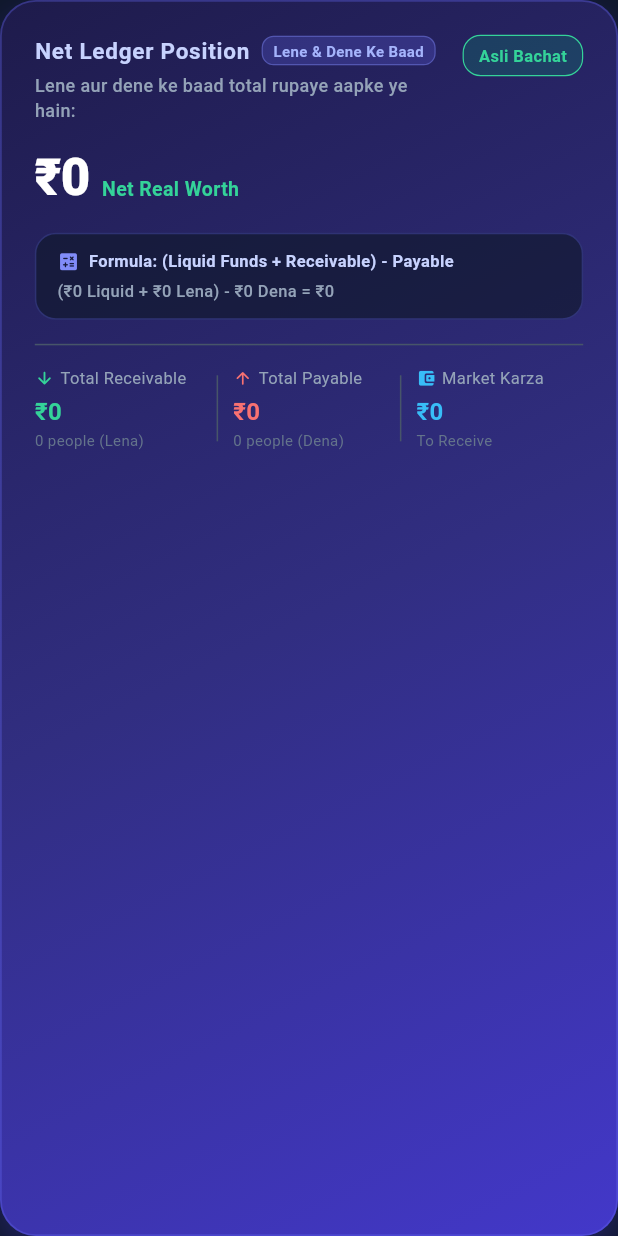
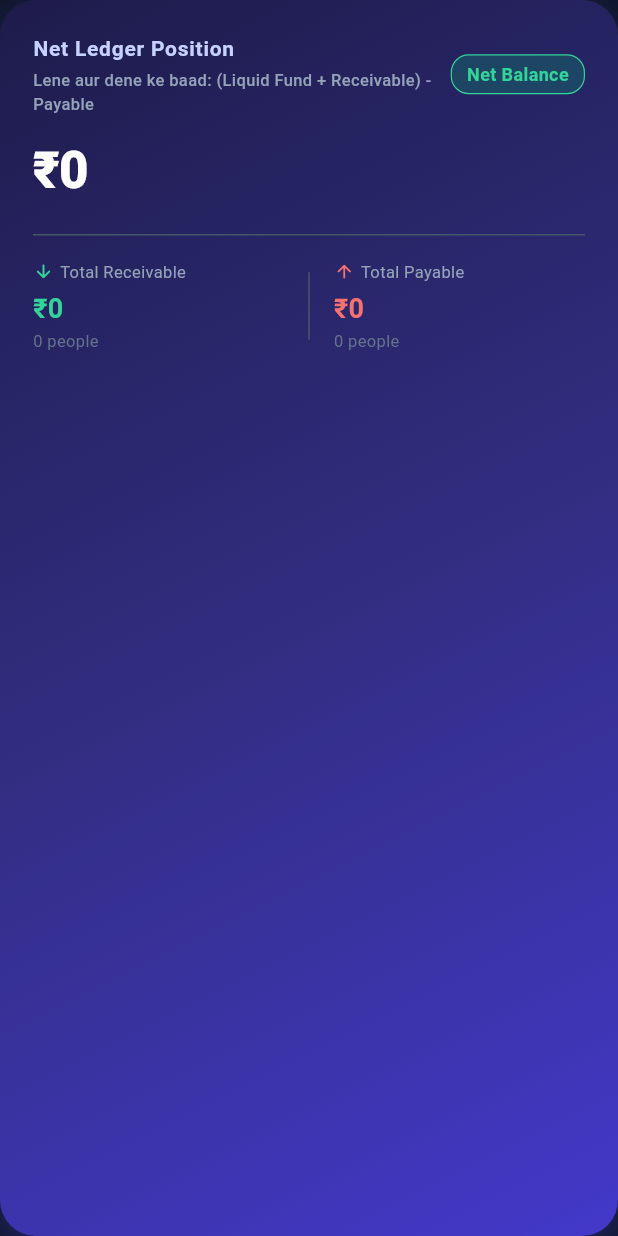
Before and after one commit to AttitudeTopHacker/msm-khata, a Flutter app: the NetPositionCard widget shown alone on an empty page, opened directly with empty values, on a phone screen of 412 x 824 dp. Run offline on Flutter 3.47's test engine with Material 3 defaults, Android fonts, the phone set to English and light mode, and no system bars; our stand-ins replace connectivity_plus, fl_chart, google_sign_in, pdf, printing, shared_preferences and 1 more; accounts and stored records are empty; network calls fail.

Commit message:
fix(ui): simplify NetPositionCard subtitle formula and keep clean layout

```diff
--- a/msmkhata_app/lib/widgets/net_position_card.dart
+++ b/msmkhata_app/lib/widgets/net_position_card.dart
@@ -11,10 +11,9 @@ class NetPositionCard extends StatelessWidget {
   @override
   Widget build(BuildContext context) {
     final currency = NumberFormat.currency(locale: 'en_IN', symbol: '₹', decimalDigits: 0);
-    final isNetPositive = stats.netLenDenPosition >= 0;
 
-    // Formula requested by user: (Liquid Funds + Receivable) - Payable
-    // This represents actual real net worth / final pocket balance after settling all market debts & loans.
+    // Formula: (Liquid Funds + Receivable) - Payable
+    // Lene aur dene ke baad total bacha paisa
     final liquidFunds = stats.netAccountBalance;
     final receivable = stats.totalReceivable;
     final payable = stats.totalPayable;
@@ -35,10 +34,6 @@ class NetPositionCard extends StatelessWidget {
               end: Alignment.bottomRight,
             ),
             borderRadius: BorderRadius.circular(24),
-            border: Border.all(
-              color: const Color(0xFF6366F1).withValues(alpha: 0.35),
-              width: 1.2,
-            ),
             boxShadow: [
               BoxShadow(
                 color: const Color(0xFF4338CA).withValues(alpha: 0.35),
@@ -51,67 +46,41 @@ class NetPositionCard extends StatelessWidget {
           child: Column(
             crossAxisAlignment: CrossAxisAlignment.start,
             children: [
-              // Header Row: Title & Subtitle + Net Status Badge
+              // Header Row: Net Ledger Position with Formula Subtitle
               Row(
-                crossAxisAlignment: CrossAxisAlignment.start,
                 mainAxisAlignment: MainAxisAlignment.spaceBetween,
                 children: [
-                  Expanded(
+                  const Expanded(
                     child: Column(
                       crossAxisAlignment: CrossAxisAlignment.start,
                       children: [
-                        Row(
-                          children: [
-                            const Text(
-                              'Net Ledger Position',
-                              style: TextStyle(
-                                color: Color(0xFFC7D2FE),
-                                fontSize: 15,
-                                fontWeight: FontWeight.bold,
-                                letterSpacing: 0.5,
-                              ),
-                            ),
-                            const SizedBox(width: 8),
-                            Container(
-                              padding: const EdgeInsets.symmetric(horizontal: 7, vertical: 2),
-                              decoration: BoxDecoration(
-                                color: const Color(0xFF6366F1).withValues(alpha: 0.25),
-                                borderRadius: BorderRadius.circular(8),
-                                border: Border.all(
-                                  color: const Color(0xFF818CF8).withValues(alpha: 0.4),
-                                  width: 0.8,
-                                ),
-                              ),
-                              child: const Text(
-                                'Lene & Dene Ke Baad',
-                                style: TextStyle(
-                                  color: Color(0xFFA5B4FC),
-                                  fontSize: 10,
-                                  fontWeight: FontWeight.w600,
-                                ),
-                              ),
-                            ),
-                          ],
+                        Text(
+                          'Net Ledger Position',
+                          style: TextStyle(
+                            color: Color(0xFFC7D2FE),
+                            fontSize: 14,
+                            fontWeight: FontWeight.w600,
+                            letterSpacing: 0.5,
+                          ),
                         ),
-                        const SizedBox(height: 4),
-                        const Text(
-                          'Lene aur dene ke baad total rupaye aapke ye hain:',
+                        SizedBox(height: 3),
+                        Text(
+                          'Lene aur dene ke baad: (Liquid Fund + Receivable) - Payable',
                           style: TextStyle(
                             color: Color(0xFF94A3B8),
-                            fontSize: 12,
+                            fontSize: 11,
                             fontWeight: FontWeight.w500,
                           ),
                         ),
                       ],
                     ),
                   ),
-                  const SizedBox(width: 8),
                   Container(
-                    padding: const EdgeInsets.symmetric(horizontal: 10, vertical: 5),
+                    padding: const EdgeInsets.symmetric(horizontal: 10, vertical: 4),
                     decoration: BoxDecoration(
                       color: isFinalPositive
-                          ? const Color(0xFF059669).withValues(alpha: 0.25)
-                          : const Color(0xFFDC2626).withValues(alpha: 0.25),
+                          ? const Color(0xFF059669).withValues(alpha: 0.3)
+                          : const Color(0xFFDC2626).withValues(alpha: 0.3),
                       borderRadius: BorderRadius.circular(12),
                       border: Border.all(
                         color: isFinalPositive ? const Color(0xFF34D399) : const Color(0xFFF87171),
@@ -119,10 +88,10 @@ class NetPositionCard extends StatelessWidget {
                       ),
                     ),
                     child: Text(
-                      isFinalPositive ? 'Asli Bachat' : 'Net Karza',
+                      isFinalPositive ? 'Net Balance' : 'Shortfall',
                       style: TextStyle(
                         color: isFinalPositive ? const Color(0xFF34D399) : const Color(0xFFF87171),
-                        fontSize: 11,
+                        fontSize: 12,
                         fontWeight: FontWeight.bold,
                       ),
                     ),
@@ -130,117 +99,39 @@ class NetPositionCard extends StatelessWidget {
                 ],
               ),
               const SizedBox(height: 12),
-
-              // Main Balance Display (Real Net Worth after settlement)
-              Row(
-                crossAxisAlignment: CrossAxisAlignment.baseline,
-                textBaseline: TextBaseline.alphabetic,
-                children: [
-                  Text(
-                    mask(currency.format(finalNetBalance)),
-                    style: TextStyle(
-                      color: isFinalPositive ? Colors.white : const Color(0xFFFCA5A5),
-                      fontSize: 34,
-                      fontWeight: FontWeight.w800,
-                      letterSpacing: -0.5,
-                    ),
-                  ),
-                  const SizedBox(width: 8),
-                  Text(
-                    isFinalPositive ? 'Net Real Worth' : 'Shortfall',
-                    style: TextStyle(
-                      color: isFinalPositive ? const Color(0xFF34D399) : const Color(0xFFF87171),
-                      fontSize: 13,
-                      fontWeight: FontWeight.w600,
-                    ),
-                  ),
-                ],
-              ),
-              const SizedBox(height: 12),
-
-              // Formula Container (User requested exact formula breakdown)
-              Container(
-                width: double.infinity,
-                padding: const EdgeInsets.symmetric(horizontal: 14, vertical: 10),
-                decoration: BoxDecoration(
-                  color: const Color(0xFF0F172A).withValues(alpha: 0.65),
-                  borderRadius: BorderRadius.circular(14),
-                  border: Border.all(
-                    color: const Color(0xFF6366F1).withValues(alpha: 0.3),
-                    width: 1,
-                  ),
-                ),
-                child: Column(
-                  crossAxisAlignment: CrossAxisAlignment.start,
-                  children: [
-                    const Row(
-                      children: [
-                        Icon(Icons.calculate_rounded, size: 15, color: Color(0xFF818CF8)),
-                        SizedBox(width: 6),
-                        Text(
-                          'Formula: (Liquid Funds + Receivable) - Payable',
-                          style: TextStyle(
-                            color: Color(0xFFC7D2FE),
-                            fontSize: 11,
-                            fontWeight: FontWeight.w600,
-                          ),
-                        ),
-                      ],
-                    ),
-                    const SizedBox(height: 4),
-                    Text(
-                      isPrivate
-                          ? '(•••••• Liquid + •••••• Lena) - •••••• Dena = ••••••'
-                          : '(${currency.format(liquidFunds)} Liquid + ${currency.format(receivable)} Lena) - ${currency.format(payable)} Dena = ${currency.format(finalNetBalance)}',
-                      style: const TextStyle(
-                        color: Color(0xFF94A3B8),
-                        fontSize: 11,
-                        fontWeight: FontWeight.w500,
-                      ),
-                    ),
-                  ],
+              Text(
+                mask(currency.format(finalNetBalance)),
+                style: const TextStyle(
+                  color: Colors.white,
+                  fontSize: 34,
+                  fontWeight: FontWeight.w800,
+                  letterSpacing: -0.5,
                 ),
               ),
-
+              const SizedBox(height: 18),
+              const Divider(color: Color(0xFF475569), height: 1),
               const SizedBox(height: 16),
-              const Divider(color: Color(0xFF475569), height: 1),
-              const SizedBox(height: 14),
-
-              // Breakdown: Receivable, Payable, and Market Position
               Row(
                 children: [
                   Expanded(
                     child: _buildMetric(
                       label: 'Total Receivable',
                       amount: mask(currency.format(stats.totalReceivable)),
-                      count: '${stats.peopleToReceiveCount} people (Lena)',
+                      count: '${stats.peopleToReceiveCount} people',
                       color: const Color(0xFF34D399),
                       icon: Icons.arrow_downward_rounded,
                     ),
                   ),
-                  Container(width: 1, height: 44, color: const Color(0xFF475569)),
+                  Container(width: 1, height: 45, color: const Color(0xFF475569)),
                   Expanded(
                     child: Padding(
-                      padding: const EdgeInsets.symmetric(horizontal: 10),
+                      padding: const EdgeInsets.only(left: 16),
                       child: _buildMetric(
                         label: 'Total Payable',
                         amount: mask(currency.format(stats.totalPayable)),
-                        count: '${stats.peopleToPayCount} people (Dena)',
+                        count: '${stats.peopleToPayCount} people',
                         color: const Color(0xFFF87171),
                         icon: Icons.arrow_upward_rounded,
-                      ),
-                    ),
-                  ),
-                  Container(width: 1, height: 44, color: const Color(0xFF475569)),
-                  Expanded(
-                    child: Padding(
-                      padding: const EdgeInsets.only(left: 10),
-                      child: _buildMetric(
-                        label: 'Market Karza',
-                        amount: mask(currency.format(stats.netLenDenPosition.abs())),
-                        count: isNetPositive ? 'To Receive' : 'To Pay',
-                        color: isNetPositive ? const Color(0xFF38BDF8) : const Color(0xFFFB923C),
-                        icon: Icons.account_balance_wallet_rounded,
                       ),
                     ),
                   ),
@@ -265,32 +156,22 @@ class NetPositionCard extends StatelessWidget {
       children: [
         Row(
           children: [
-            Icon(icon, size: 13, color: color),
+            Icon(icon, size: 14, color: color),
             const SizedBox(width: 4),
-            Expanded(
-              child: Text(
-                label,
-                maxLines: 1,
-                overflow: TextOverflow.ellipsis,
-                style: const TextStyle(color: Color(0xFF94A3B8), fontSize: 11),
-              ),
+            Text(
+              label,
+              style: const TextStyle(color: Color(0xFF94A3B8), fontSize: 11),
             ),
           ],
         ),
-        const SizedBox(height: 3),
-        FittedBox(
-          fit: BoxFit.scaleDown,
-          alignment: Alignment.centerLeft,
-          child: Text(
-            amount,
-            style: TextStyle(color: color, fontSize: 16, fontWeight: FontWeight.bold),
-          ),
+        const SizedBox(height: 4),
+        Text(
+          amount,
+          style: TextStyle(color: color, fontSize: 18, fontWeight: FontWeight.bold),
         ),
         Text(
           count,
-          maxLines: 1,
-          overflow: TextOverflow.ellipsis,
-          style: const TextStyle(color: Color(0xFF64748B), fontSize: 10),
+          style: const TextStyle(color: Color(0xFF64748B), fontSize: 11),
         ),
       ],
     );
```
